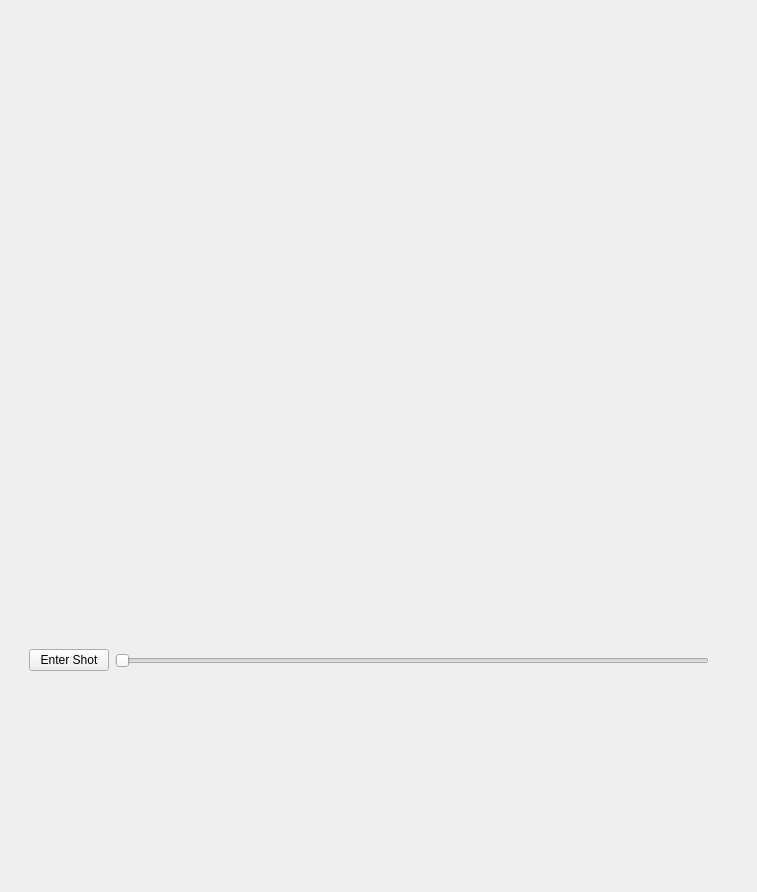
The window that frontend/ShotModePage.ui (YCP-Rev-Metrix/BallSpinner-Controller-v2) describes before a commit, drawn with Qt 5.
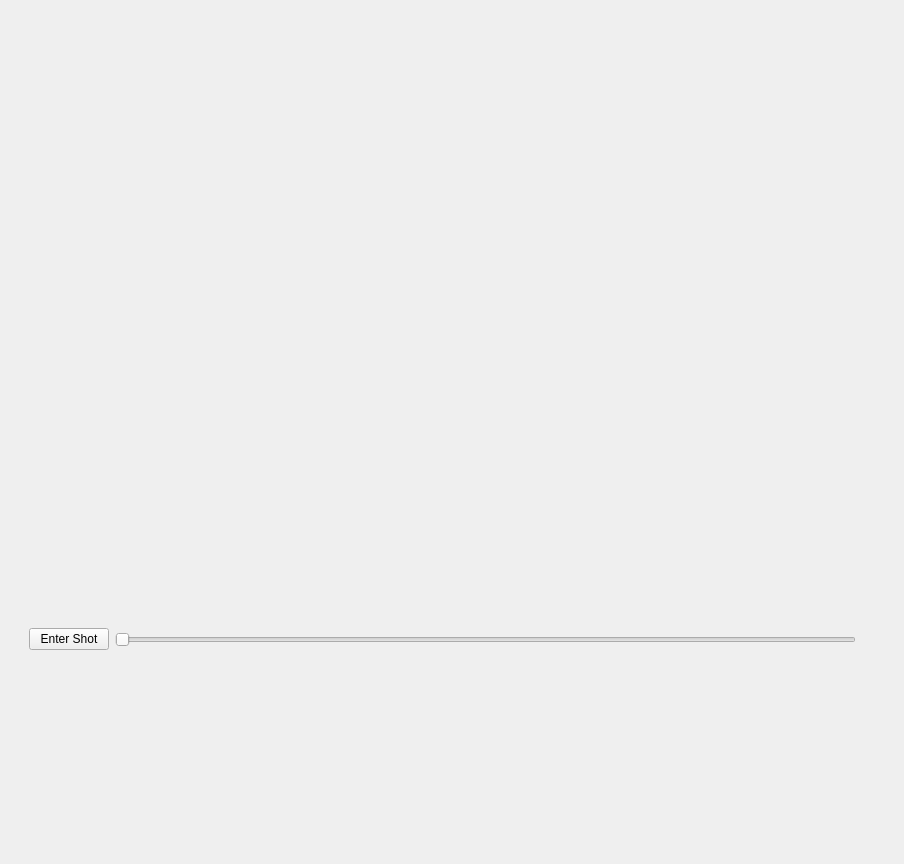
The same window after the commit. Custom widgets are drawn as their Qt base class.

What changed in the file:
```diff
--- a/frontend/ShotModePage.ui
+++ b/frontend/ShotModePage.ui
@@ -6,8 +6,8 @@
    <rect>
     <x>0</x>
     <y>0</y>
-    <width>757</width>
-    <height>892</height>
+    <width>904</width>
+    <height>864</height>
    </rect>
   </property>
   <property name="windowTitle">
```
